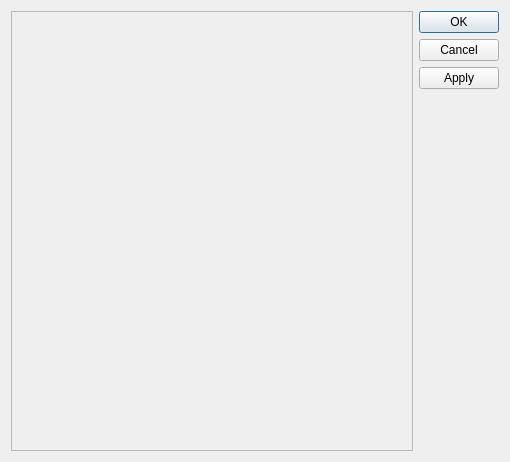
The window that src/CSSChanger/dialog.ui (po-devs/pokemon-online) describes before a commit, drawn with Qt 5.
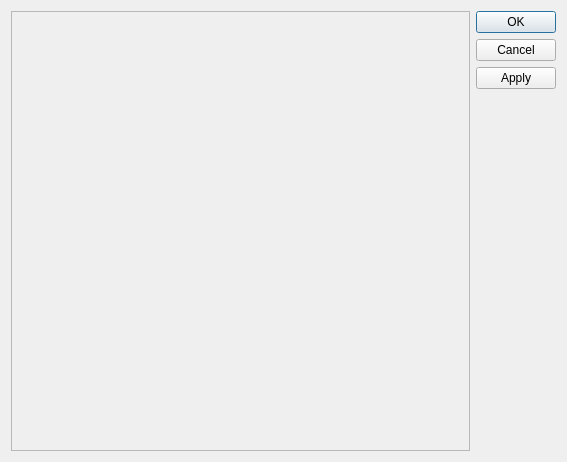
The same window after the commit.

```diff
--- a/src/CSSChanger/dialog.ui
+++ b/src/CSSChanger/dialog.ui
@@ -6,7 +6,7 @@
    <rect>
     <x>0</x>
     <y>0</y>
-    <width>510</width>
+    <width>567</width>
     <height>462</height>
    </rect>
   </property>
@@ -24,7 +24,7 @@
        <rect>
         <x>0</x>
         <y>0</y>
-        <width>398</width>
+        <width>455</width>
         <height>442</height>
        </rect>
       </property>
```
